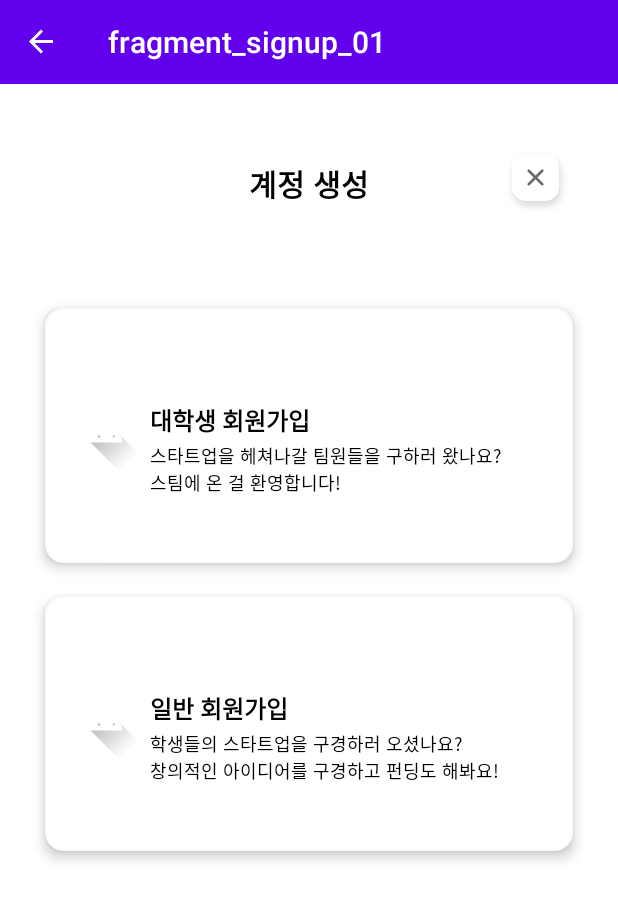
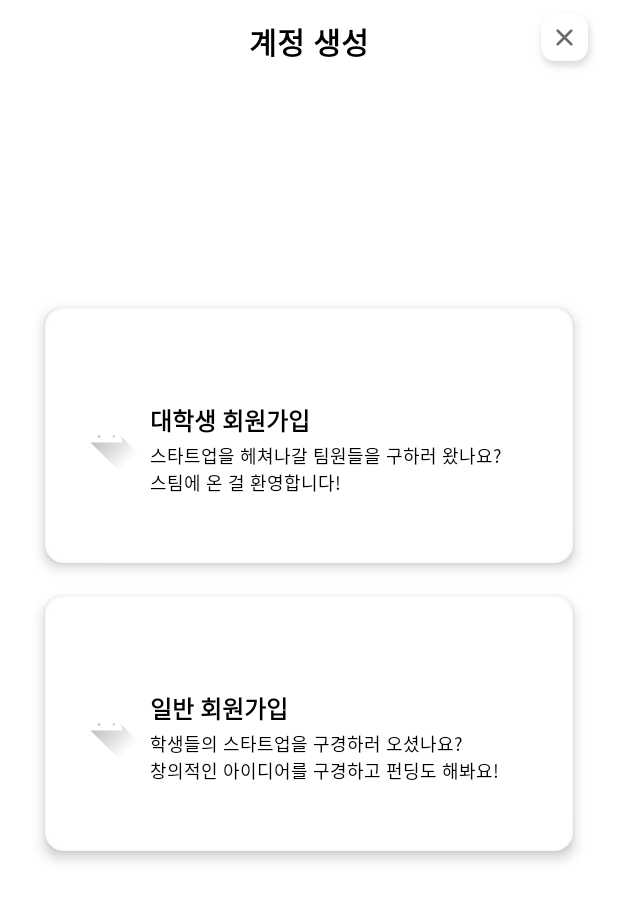
Before and after one commit to pleen/StartUpTeamRecruitingApp, an Android app: the SignUp_01 screen opened through its navigation route, on a phone screen of 412 x 824 dp. Shown: the top 900 px of the screen. Run offline under Robolectric (Android 15) with nearby library versions, the phone set to English and light mode, and no system bars; our stand-ins replace navigation-ui.

Commit message:
signup_frontend

```diff
--- a/app/build.gradle
+++ b/app/build.gradle
@@ -7,7 +7,7 @@ android {
 
     defaultConfig {
         applicationId "com.chosun.startupteamrecruitingapp"
-        minSdk 21
+        minSdk 23
         targetSdk 31
         versionCode 1
         versionName "1.0"
--- a/app/src/main/java/com/chosun/startupteamrecruitingapp/MainActivity.java
+++ b/app/src/main/java/com/chosun/startupteamrecruitingapp/MainActivity.java
@@ -19,7 +19,7 @@ public class MainActivity extends AppCompatActivity {
     NavHostFragment navHostFragment;
     NavController navController;
     AppBarConfiguration appBarConfiguration;
-    Toolbar toolbar;
+//    Toolbar toolbar;
     BottomNavigationView bottomNavigationView;
     @Override
     protected void onCreate(Bundle savedInstanceState) {
@@ -28,10 +28,11 @@ public class MainActivity extends AppCompatActivity {
 
         navHostFragment = (NavHostFragment) getSupportFragmentManager().findFragmentById(R.id.my_nav_host_fragment);
         navController = navHostFragment.getNavController();
+//        toolbar = (Toolbar) findViewById(R.id.toolbar);
+//        NavigationUI.setupWithNavController(toolbar,navController,appBarConfiguration);
+//        setSupportActionBar(toolbar);
+//        getSupportActionBar().setDisplayShowTitleEnabled(false);
         appBarConfiguration = new AppBarConfiguration.Builder(navController.getGraph()).build();
-
-        toolbar = (Toolbar) findViewById(R.id.toolbar);
-        NavigationUI.setupWithNavController(toolbar, navController, appBarConfiguration);
         bottomNavigationView = (BottomNavigationView) findViewById(R.id.bottom_nav_view);
         NavigationUI.setupWithNavController(bottomNavigationView, navController);
 
@@ -40,13 +41,15 @@ public class MainActivity extends AppCompatActivity {
             public void onDestinationChanged(@NonNull NavController controller,
                                              @NonNull NavDestination destination, @Nullable Bundle arguments) {
                 if(destination.getParent().getId()==R.id.onboarding) {
-                    toolbar.setVisibility(View.GONE);
+//                    toolbar.setVisibility(View.GONE);
                     bottomNavigationView.setVisibility(View.GONE);
                 } else if(destination.getParent().getId()==R.id.signup){
-                    toolbar.setVisibility(View.VISIBLE);
+//                    toolbar.setVisibility(View.VISIBLE);
                     bottomNavigationView.setVisibility(View.GONE);
+//                    findViewById(R.id.signup_title).setVisibility(View.VISIBLE);
+//                    findViewById(R.id.close_btn).setVisibility(View.VISIBLE);
                 } else if(destination.getParent().getId()==R.id.main){
-                    toolbar.setVisibility(View.GONE);
+//                    toolbar.setVisibility(View.GONE);
                     bottomNavigationView.setVisibility(View.VISIBLE);
                 }
             }
--- a/app/src/main/java/com/chosun/startupteamrecruitingapp/SignUp_01.java
+++ b/app/src/main/java/com/chosun/startupteamrecruitingapp/SignUp_01.java
@@ -1,19 +1,33 @@
 package com.chosun.startupteamrecruitingapp;
 
+import android.content.Context;
 import android.os.Bundle;
 import android.view.LayoutInflater;
 import android.view.View;
 import android.view.ViewGroup;
+import android.widget.ImageView;
 
+import androidx.activity.OnBackPressedCallback;
+import androidx.activity.OnBackPressedDispatcher;
 import androidx.annotation.NonNull;
 import androidx.annotation.Nullable;
+import androidx.constraintlayout.widget.ConstraintLayout;
 import androidx.fragment.app.Fragment;
+import androidx.navigation.Navigation;
 
 
 public class SignUp_01 extends Fragment {
     @Nullable
     @Override
     public View onCreateView(@NonNull LayoutInflater inflater, @Nullable ViewGroup container, @Nullable Bundle savedInstanceState) {
-        return inflater.inflate(R.layout.fragment_signup_01, container, false);
+        View rootView = inflater.inflate(R.layout.fragment_signup_01, container, false);
+        ImageView closeIcon= (ImageView)rootView.findViewById(R.id.close_btn);
+        closeIcon.setOnClickListener(new View.OnClickListener() {
+            @Override
+            public void onClick(View v) {
+                ((MainActivity)getActivity()).onBackPressed();
+            }
+        });
+        return rootView;
     }
 }
--- a/app/src/main/res/layout/activity_main.xml
+++ b/app/src/main/res/layout/activity_main.xml
@@ -7,15 +7,6 @@
     android:background="@android:color/background_light"
     android:orientation="vertical"
     tools:context=".MainActivity">
-
-    <androidx.appcompat.widget.Toolbar
-        android:id="@+id/toolbar"
-        android:layout_width="match_parent"
-        android:layout_height="wrap_content"
-        android:background="?attr/colorPrimary"
-        android:minHeight="?attr/actionBarSize"
-        android:theme="?attr/actionBarTheme"
-        app:labelVisibilityMode="unlabeled"/>
 
     <androidx.fragment.app.FragmentContainerView
         android:id="@+id/my_nav_host_fragment"
--- a/app/src/main/res/layout/fragment_signup_01.xml
+++ b/app/src/main/res/layout/fragment_signup_01.xml
@@ -1,40 +1,19 @@
 <?xml version="1.0" encoding="utf-8"?>
-<androidx.constraintlayout.widget.ConstraintLayout xmlns:android="http://schemas.android.com/apk/res/android"
+<LinearLayout xmlns:android="http://schemas.android.com/apk/res/android"
     xmlns:app="http://schemas.android.com/apk/res-auto"
     xmlns:tools="http://schemas.android.com/tools"
     android:layout_width="match_parent"
     android:layout_height="match_parent"
     android:id="@+id/signup_constraint"
     android:background="@color/white"
-    tools:context="com.chosun.startupteamrecruitingapp.SignUp_01">
+    tools:context="com.chosun.startupteamrecruitingapp.SignUp_01"
+    android:orientation="vertical">
 
-    <TextView
-        android:id="@+id/textView2"
-        android:layout_width="wrap_content"
-        android:layout_height="wrap_content"
-        android:text="계정 생성"
-        android:fontFamily="@font/noto_sans"
-        android:textColor="#000000"
-        android:textSize="20sp"
-        android:textStyle="bold"
-        app:layout_constraintBottom_toBottomOf="parent"
-        app:layout_constraintEnd_toEndOf="parent"
-        app:layout_constraintStart_toStartOf="parent"
-        app:layout_constraintTop_toTopOf="parent"
-        app:layout_constraintVertical_bias="0.07" />
+    <include layout="@layout/signup_toolbar"/>
 
-    <ImageView
-        android:id="@+id/close_btn"
-        android:layout_width="wrap_content"
-        android:layout_height="wrap_content"
-        android:src="@drawable/icon_close"
-        app:layout_constraintBottom_toBottomOf="parent"
-        app:layout_constraintEnd_toEndOf="parent"
-        app:layout_constraintHorizontal_bias="0.75"
-        app:layout_constraintStart_toEndOf="@+id/textView2"
-        app:layout_constraintTop_toTopOf="parent"
-        app:layout_constraintVertical_bias="0.057" />
-
+    <androidx.constraintlayout.widget.ConstraintLayout
+        android:layout_width="match_parent"
+        android:layout_height="match_parent">
         <androidx.constraintlayout.widget.ConstraintLayout
             android:id="@+id/student_signup_btn"
             android:layout_width="match_parent"
@@ -161,3 +140,5 @@
                 app:layout_constraintVertical_bias="0.05" />
         </androidx.constraintlayout.widget.ConstraintLayout>
     </androidx.constraintlayout.widget.ConstraintLayout>
+
+</LinearLayout>
--- /dev/null
+++ b/app/src/main/res/layout/signup_toolbar.xml
@@ -0,0 +1,27 @@
+<?xml version="1.0" encoding="utf-8"?>
+<androidx.appcompat.widget.Toolbar xmlns:android="http://schemas.android.com/apk/res/android"
+    android:id="@+id/toolbar"
+    android:layout_width="match_parent"
+    android:layout_height="wrap_content">
+
+    <TextView
+        android:id="@+id/textView2"
+        android:layout_width="wrap_content"
+        android:layout_height="wrap_content"
+        android:layout_gravity="center"
+        android:fontFamily="@font/noto_sans"
+        android:text="계정 생성"
+        android:textColor="#000000"
+        android:textSize="20sp"
+        android:textStyle="bold" />
+
+    <ImageView
+        android:id="@+id/close_btn"
+        android:layout_width="wrap_content"
+        android:layout_height="wrap_content"
+        android:layout_gravity="end"
+        android:layout_marginEnd="10dp"
+        android:clickable="true"
+        android:focusable="true"
+        android:src="@drawable/icon_close" />
+</androidx.appcompat.widget.Toolbar>
--- a/app/src/main/res/values-night/themes.xml
+++ b/app/src/main/res/values-night/themes.xml
@@ -14,8 +14,4 @@
         <!-- Customize your theme here. -->
     </style>
 
-    <style name="ThemeOverlay.StartUpTeamRecruitingApp.FullscreenContainer" parent="">
-        <item name="fullscreenBackgroundColor">@color/light_blue_900</item>
-        <item name="fullscreenTextColor">@color/light_blue_A400</item>
-    </style>
 </resources>
--- a/app/src/main/res/values/themes.xml
+++ b/app/src/main/res/values/themes.xml
@@ -14,8 +14,4 @@
         <!-- Customize your theme here. -->
     </style>
 
-<!--    <style name="ThemeOverlay.StartUpTeamRecruitingApp.FullscreenContainer" parent="">-->
-<!--        <item name="fullscreenBackgroundColor">@color/light_blue_600</item>-->
-<!--        <item name="fullscreenTextColor">@color/light_blue_A200</item>-->
-<!--    </style>-->
 </resources>
```
Also changed, not shown: app/src/main/res/layout/fragment_signup_02.xml (added, +84 -0 lines), app/src/main/res/layout/fragment_signup_stu_01.xml (+10 -4 lines), app/src/main/res/values/styles.xml (+8 -6 lines). Lines whose indentation alone changed are shown as unchanged.
